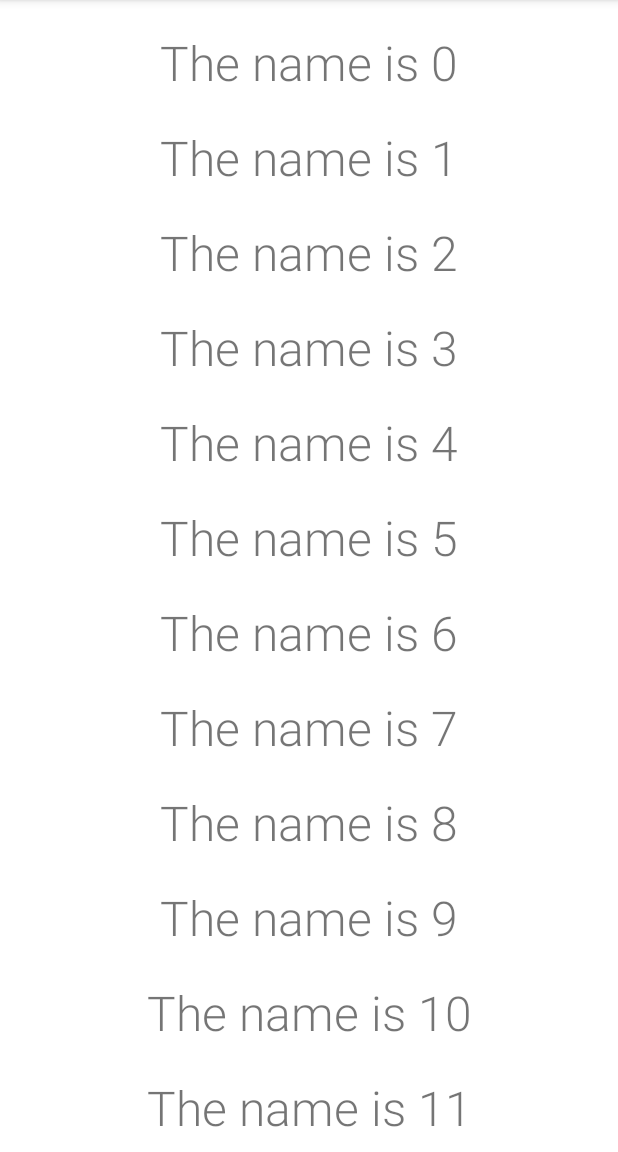
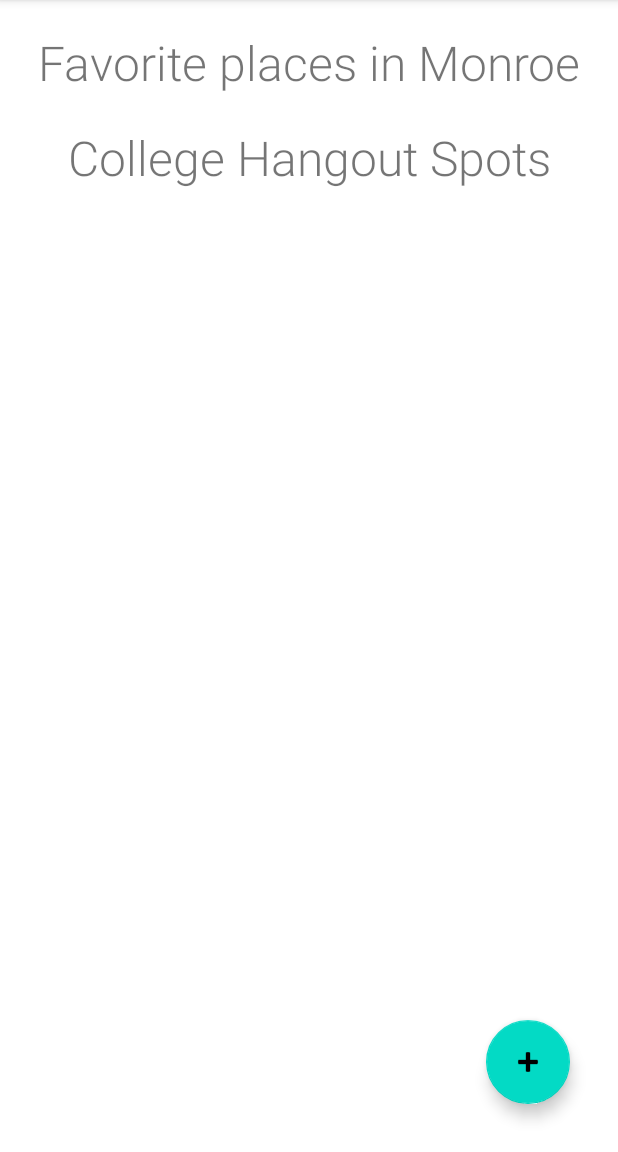
Before and after one commit to bthayes1/MyMaps, an Android app: the screen it shows after launch (MainActivity), on a phone screen of 412 x 824 dp, the part 84-1236 px from its top. Run offline under Robolectric (Android 15) with nearby library versions, the phone set to English and light mode, and no system bars.

Commit message:
Working on adding new places. It can now pass a UserMap object back to MainActivity.kt TODO: Add new data to recycler view from newMap activity.

```diff
--- a/app/build.gradle
+++ b/app/build.gradle
@@ -1,6 +1,7 @@
 plugins {
     id 'com.android.application'
     id 'org.jetbrains.kotlin.android'
+    id 'com.google.android.libraries.mapsplatform.secrets-gradle-plugin'
 }
 
 android {
@@ -29,6 +30,9 @@
     kotlinOptions {
         jvmTarget = '1.8'
     }
+    buildFeatures {
+        viewBinding true
+    }
 }
 
 dependencies {
@@ -38,6 +42,7 @@
     implementation 'androidx.appcompat:appcompat:1.4.1'
     implementation 'com.google.android.material:material:1.6.0'
     implementation 'androidx.constraintlayout:constraintlayout:2.1.3'
+    implementation 'com.google.android.gms:play-services-maps:18.0.2'
     testImplementation 'junit:junit:4.13.2'
     androidTestImplementation 'androidx.test.ext:junit:1.1.3'
     androidTestImplementation 'androidx.test.espresso:espresso-core:3.4.0'
--- a/app/src/main/java/com/example/mymaps/MainActivity.kt
+++ b/app/src/main/java/com/example/mymaps/MainActivity.kt
@@ -1,32 +1,92 @@
 package com.example.mymaps
 
+import android.app.Activity
+import android.content.Intent
 import androidx.appcompat.app.AppCompatActivity
 import android.os.Bundle
+import android.util.Log
+import androidx.activity.result.ActivityResultLauncher
+import androidx.activity.result.contract.ActivityResultContracts
+import androidx.activity.result.contract.ActivityResultContracts.StartActivityForResult
 import androidx.recyclerview.widget.LinearLayoutManager
 import androidx.recyclerview.widget.RecyclerView
 import com.example.mymaps.models.Place
 import com.example.mymaps.models.UserMap
+import com.google.android.material.floatingactionbutton.FloatingActionButton
 
+const val MAP_LOCATION = "map location"
+const val REQUEST_CODE = "new map"
+private const val TAG = "MainActivity"
 class MainActivity : AppCompatActivity() {
+
+    private lateinit var editActivityResultLauncher: ActivityResultLauncher<Intent>
     override fun onCreate(savedInstanceState: Bundle?) {
         super.onCreate(savedInstanceState)
         setContentView(R.layout.activity_main)
         val data = generateData()
+        val fabNewMap = findViewById<FloatingActionButton>(R.id.fabCreateMap)
         val rvLocation = findViewById<RecyclerView>(R.id.rvLocations)
         rvLocation.layoutManager = LinearLayoutManager(this)
-        rvLocation.adapter = MapsAdapter(this, data)
+        rvLocation.adapter = MapsAdapter(this, data, object : MapsAdapter.onItemClick{
+            override fun itemClickListener(position: Int) {
+                Log.i(TAG, "Clicked at $position")
+                val i = Intent(this@MainActivity, MapScreen::class.java)
+                i.putExtra(MAP_LOCATION, data[position])
+                startActivity(i)
+            }
+        })
+        fabNewMap.setOnClickListener {
+            val intent = Intent(this, ResultTest::class.java)
+            editActivityResultLauncher.launch(intent)
+        }
+
+         editActivityResultLauncher = registerForActivityResult(
+            ActivityResultContracts.StartActivityForResult()
+        ) { result ->
+            // If the user comes back to this activity from EditActivity
+            // with no error or cancellation
+            if (result.resultCode == Activity.RESULT_OK) {
+                val data = result.data
+                // Get the data passed from EditActivity
+                if (data != null) {
+                    val editedString = data.extras!!.getSerializable("newString") as UserMap
+                    Log.i(TAG, editedString.title)
+                }
+            }
+        }
+
+        fun startEditActivity() {
+
+        }
     }
 
     private fun generateData() : List<UserMap>{
         val list = mutableListOf<UserMap>()
-        for (i in 0..15) {
-            list.add( UserMap(
-                "The name is $i",
-                listOf(
-                Place("My favorite place", "Cool", i.toDouble(), i.toDouble())
-                )
-                ))
-        }
+        list.add(UserMap("Favorite places in Monroe", listOf(
+                Place("Cookout",
+                    "Fast-Food Joint",
+                    35.0,-80.5),
+                Place("Monroe Aquatic Center",
+                "Fun place to swim and play",
+                    35.009107258692595, -80.5657304840066),
+                Place("CATA",
+                    "Where I went to school",
+                    34.97316186116537, -80.56763576487599),
+                Place("My Home",
+                    "Where I grew up",
+                    35.03906690180318, -80.37885118782752))))
+        list.add(
+            UserMap("College Hangout Spots", listOf(
+                Place("Norton",
+                    "My Dorm",
+                    35.31431034535912, -83.1852156889667),
+                Place("Live Forgiven Church",
+                "Where I went to Church",
+                    35.33200042434107, -83.19878991907268),
+                Place("Walmart",
+                "Where we shopped for groceries",
+                    35.361733114874355, -83.20457890908)
+            )))
         return list
     }
 }
--- a/app/src/main/java/com/example/mymaps/MapsAdapter.kt
+++ b/app/src/main/java/com/example/mymaps/MapsAdapter.kt
@@ -1,6 +1,7 @@
 package com.example.mymaps
 
 import android.content.Context
+import android.content.DialogInterface
 import android.util.Log
 import android.view.LayoutInflater
 import android.view.View
@@ -9,9 +10,14 @@
 import androidx.recyclerview.widget.RecyclerView
 import com.example.mymaps.models.UserMap
 
-const val TAG = "MapsAdapter"
+private const val TAG = "MapsAdapter"
 
-class MapsAdapter(val context: Context, val data : List<UserMap>) : RecyclerView.Adapter<MapsAdapter.ViewHolder>() {
+class MapsAdapter(val context: Context, val data : List<UserMap>, val onClickListener: onItemClick) : RecyclerView.Adapter<MapsAdapter.ViewHolder>() {
+
+    interface onItemClick{
+        fun itemClickListener(position: Int)
+    }
+
     override fun onCreateViewHolder(parent: ViewGroup, viewType: Int): ViewHolder {
         return ViewHolder(LayoutInflater.from(context).inflate(R.layout.place_item, parent, false))
     }
@@ -19,6 +25,9 @@
     override fun onBindViewHolder(holder: ViewHolder, position: Int) {
         val item = data[position]
         holder.bind(item)
+        holder.itemView.setOnClickListener {
+            onClickListener.itemClickListener(position)
+        }
     }
 
     override fun getItemCount() = data.size
--- a/app/src/main/java/com/example/mymaps/models/Place.kt
+++ b/app/src/main/java/com/example/mymaps/models/Place.kt
@@ -1,5 +1,7 @@
 package com.example.mymaps.models
 
-data class Place(val name : String, val description : String, val latitude : Double, val longitude : Double) {
+import java.io.Serializable
+
+data class Place(val name : String, val description : String, val latitude : Double, val longitude : Double) : Serializable{
 
 }
--- a/app/src/main/java/com/example/mymaps/models/UserMap.kt
+++ b/app/src/main/java/com/example/mymaps/models/UserMap.kt
@@ -1,3 +1,5 @@
 package com.example.mymaps.models
 
-data class UserMap(val title : String, val places : List<Place>)
+import java.io.Serializable
+
+data class UserMap(val title : String, val places : List<Place>) : Serializable
--- a/app/src/main/res/layout/activity_main.xml
+++ b/app/src/main/res/layout/activity_main.xml
@@ -15,4 +15,19 @@
         android:id="@+id/rvLocations"
         />
 
+    <com.google.android.material.floatingactionbutton.FloatingActionButton
+        android:id="@+id/fabCreateMap"
+        android:layout_width="wrap_content"
+        android:layout_height="wrap_content"
+        android:layout_marginEnd="32dp"
+        android:layout_marginBottom="32dp"
+        android:clickable="true"
+        android:contentDescription="@string/button_to_add_map"
+        android:focusable="true"
+        android:foregroundTint="#FFFFFF"
+        android:tint="@color/white"
+        app:layout_constraintBottom_toBottomOf="parent"
+        app:layout_constraintEnd_toEndOf="parent"
+        app:srcCompat="@android:drawable/ic_input_add" />
+
 </androidx.constraintlayout.widget.ConstraintLayout>
--- a/app/src/main/res/values/strings.xml
+++ b/app/src/main/res/values/strings.xml
@@ -1,4 +1,9 @@
 <resources>
     <string name="app_name">My Maps</string>
     <string name="my_favorite_place">My Favorite Place</string>
+    <string name="title_activity_map_screen">MapScreen</string>
+    <string name="button_to_add_map">Button to add map</string>
+    <string name="title_activity_new_maps">NewMaps</string>
+    <string name="submit">SUBMIT</string>
+    <string name="enter_data_here">Enter Data Here</string>
 </resources>
--- a/build.gradle
+++ b/build.gradle
@@ -3,6 +3,7 @@
     id 'com.android.application' version '7.1.3' apply false
     id 'com.android.library' version '7.1.3' apply false
     id 'org.jetbrains.kotlin.android' version '1.5.30' apply false
+    id 'com.google.android.libraries.mapsplatform.secrets-gradle-plugin' version '2.0.1' apply false
 }
 
 task clean(type: Delete) {
```
Also changed, not shown: app/src/main/AndroidManifest.xml (+26 -0 lines), app/src/main/java/com/example/mymaps/MapScreen.kt (added, +61 -0 lines), app/src/main/java/com/example/mymaps/NewMaps.kt (added, +51 -0 lines), app/src/main/java/com/example/mymaps/ResultTest.kt (added, +45 -0 lines), app/src/main/res/layout/activity_map_screen.xml (added, +9 -0 lines), app/src/main/res/layout/activity_new_maps.xml (added, +9 -0 lines), app/src/main/res/layout/activity_result_test.xml (added, +28 -0 lines).
